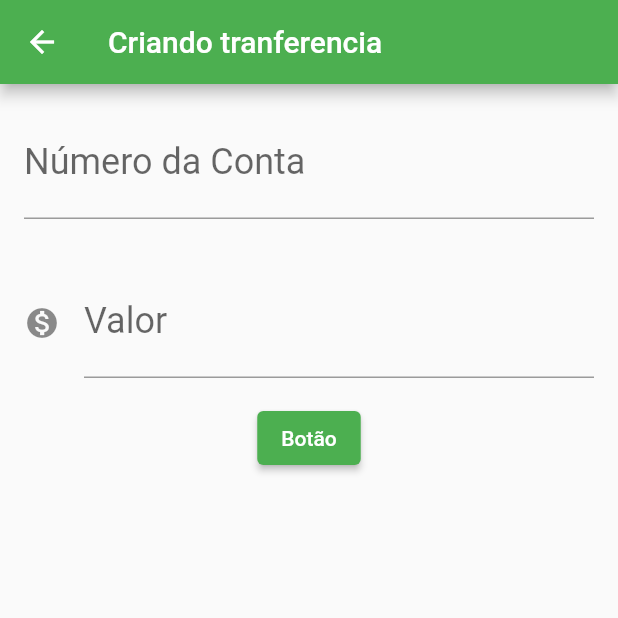
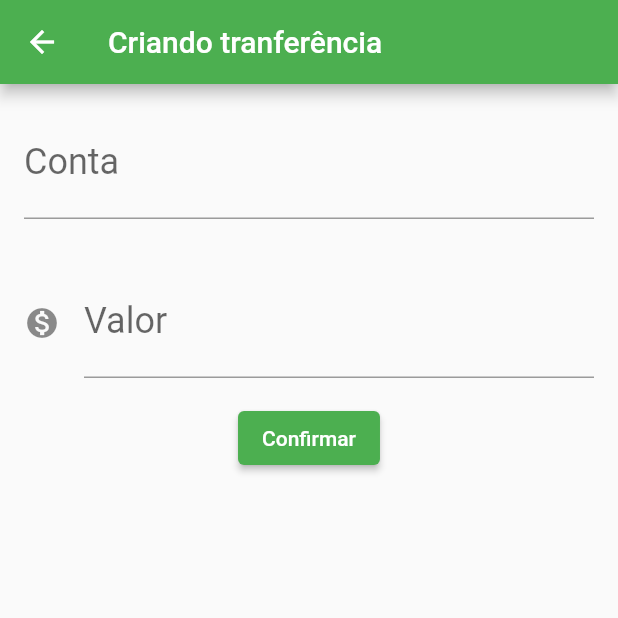
Before and after one commit to lucasfurtado/bytebank, a Flutter app: the screen it shows after launch, after a tap on the "add" icon, on a phone screen of 412 x 824 dp, the top half of it. Run offline on Flutter 3.47's test engine with Material 2 defaults, Android fonts, the phone set to English and light mode, and no system bars.

```diff
--- a/lib/screens/tranferencia/formulario.dart
+++ b/lib/screens/tranferencia/formulario.dart
@@ -1,29 +1,32 @@
 import 'package:flutter/cupertino.dart';
 import 'package:flutter/material.dart';
-
 import '../../components/editor.dart';
 import '../../models/tranferencia.dart';
 
+const _tituloAppBar = 'Criando tranferência';
+const _rotuloCampoValor = 'Valor';
+const _dicaCampoValor = '0.00';
+const _rotuloCampoConta = 'Conta';
+const _dicaCampoConta = '0000';
+const _labelBotao = 'Confirmar';
+
 class FormularioTransferencia extends StatefulWidget {
-
   @override
   State<StatefulWidget> createState() {
     return FormularioTransferenciaState();
   }
 }
 
-class FormularioTransferenciaState extends State<FormularioTransferencia>{
-  final TextEditingController _controladorCampoNumeroConta = TextEditingController();
+class FormularioTransferenciaState extends State<FormularioTransferencia> {
+  final TextEditingController _controladorCampoNumeroConta =
+      TextEditingController();
   final TextEditingController _controladorCampoValor = TextEditingController();
-
 
   void _criaTransferencia(BuildContext context) {
     final int? numeroConta = int.tryParse(_controladorCampoNumeroConta.text);
     final double? valor = double.tryParse(_controladorCampoValor.text);
     if (numeroConta != null && valor != null) {
       final transferenciaCriada = Transferencia(valor, numeroConta);
-      debugPrint('Criando transferencia');
-      debugPrint(transferenciaCriada.toString());
       Navigator.pop(context, transferenciaCriada);
     }
   }
@@ -32,25 +35,25 @@ class FormularioTransferenciaState extends State<FormularioTransferencia>{
   Widget build(BuildContext context) {
     return Scaffold(
       appBar: AppBar(
-        title: Text('Criando tranferencia'),
+        title: Text(_tituloAppBar),
       ),
       body: SingleChildScrollView(
         child: Column(
           children: <Widget>[
             Editor(
               controlador: _controladorCampoNumeroConta,
-              dica: '0000',
-              rotulo: 'Número da Conta',
+              dica: _dicaCampoValor,
+              rotulo: _rotuloCampoConta,
             ),
             Editor(
               controlador: _controladorCampoValor,
-              dica: '000.00',
-              rotulo: 'Valor',
+              dica: _dicaCampoConta,
+              rotulo: _rotuloCampoValor,
               icone: Icons.monetization_on,
             ),
             ElevatedButton(
               onPressed: () => _criaTransferencia(context),
-              child: Text('Botão'),
+              child: Text(_labelBotao),
             )
           ],
         ),
--- a/lib/screens/tranferencia/lista.dart
+++ b/lib/screens/tranferencia/lista.dart
@@ -1,8 +1,10 @@
 import 'package:flutter/cupertino.dart';
 import 'package:flutter/material.dart';
-
 import '../../models/tranferencia.dart';
 import 'formulario.dart';
+
+const _tituloAppBar = 'Tranferências';
+
 
 class ListaTranferencia extends StatefulWidget {
   final List<Transferencia> _transferencias = [];
@@ -19,7 +21,7 @@ class ListaTranferenciasState extends State<ListaTranferencia>{
   Widget build(BuildContext context) {
     return Scaffold(
       appBar: AppBar(
-        title: Text('Tranferências'),
+        title: Text(_tituloAppBar),
       ),
       body: ListView.builder(
         itemCount: widget._transferencias.length,
@@ -31,20 +33,20 @@ class ListaTranferenciasState extends State<ListaTranferencia>{
       floatingActionButton: FloatingActionButton(
         child: Icon(Icons.add),
         onPressed: () {
-          final Future<Transferencia?> future =
           Navigator.push(context, MaterialPageRoute(builder: (context) {
             return FormularioTransferencia();
-          }));
-          future.then( (tranferenciaRecebida) {
-            debugPrint('Chegou no then do future');
-            debugPrint(tranferenciaRecebida.toString());
-            setState(() {
-              widget._transferencias.add(tranferenciaRecebida!);
-            });
+          })).then( (tranferenciaRecebida) {
+            _updateScreen(tranferenciaRecebida);
           });
         },
       ),
     );
+  }
+
+  void _updateScreen(Transferencia? tranferenciaRecebida) {
+    setState(() {
+      widget._transferencias.add(tranferenciaRecebida!);
+    });
   }
 }
 
```
Also changed, not shown: 1 other file.
